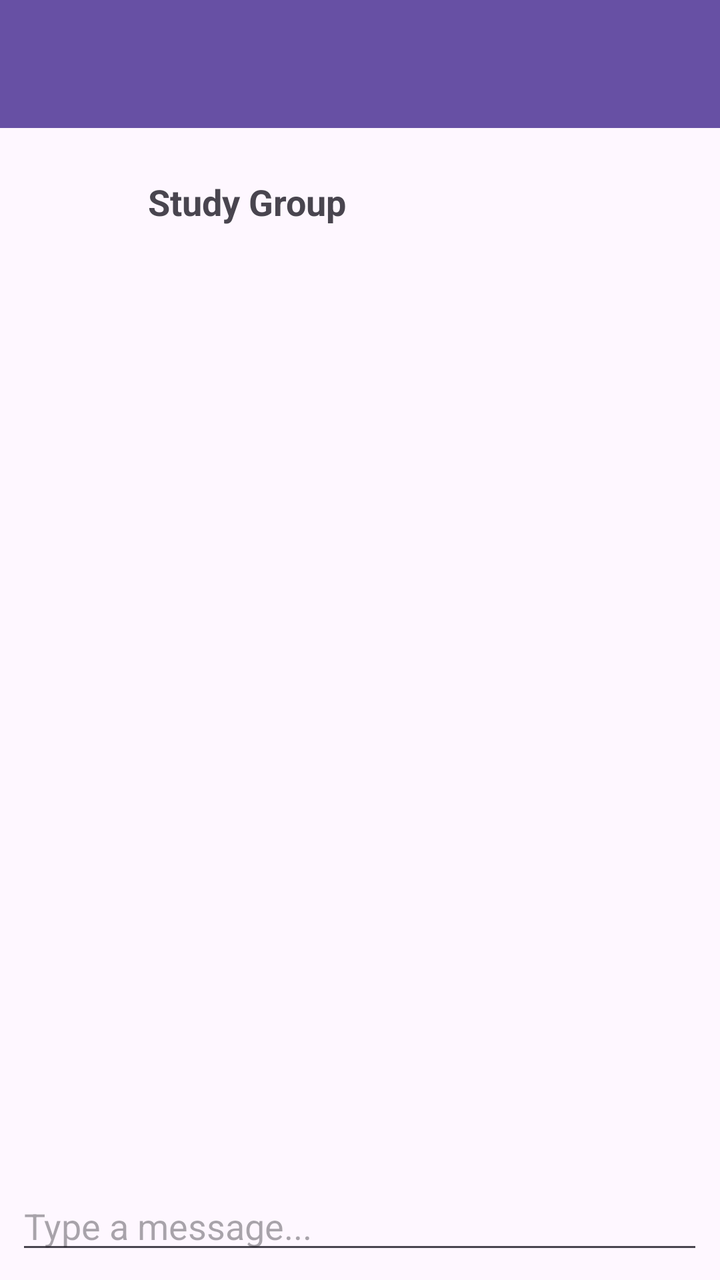
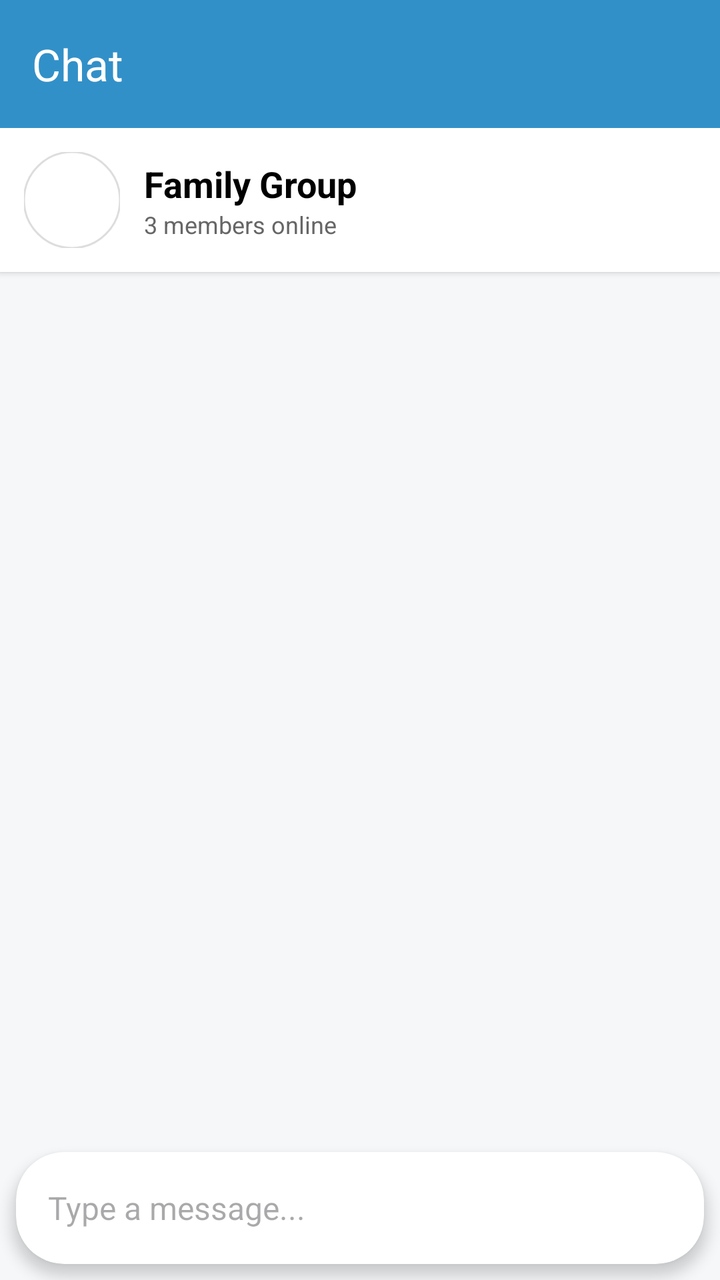

Compare the two renders of this Android layout. The source of the first and the diff that turns it into the second are given below.
<!-- AndroidManifest.xml: application theme Theme.BetweenUs -->
<!-- res/layout/fragment_messaging.xml -->
<?xml version="1.0" encoding="utf-8"?>
<androidx.constraintlayout.widget.ConstraintLayout
    xmlns:android="http://schemas.android.com/apk/res/android"
    xmlns:app="http://schemas.android.com/apk/res-auto"
    android:layout_width="match_parent"
    android:layout_height="match_parent">

    
    <com.google.android.material.appbar.MaterialToolbar
        android:id="@+id/chatToolbar"
        android:layout_width="0dp"
        android:layout_height="wrap_content"
        android:title="Chat"
        android:background="?attr/colorPrimary"
        android:titleTextColor="@android:color/white"
        app:menu="@menu/menu_chat"
        app:layout_constraintTop_toTopOf="parent"
        app:layout_constraintStart_toStartOf="parent"
        app:layout_constraintEnd_toEndOf="parent"/>

    
    <LinearLayout
        android:id="@+id/groupBanner"
        android:layout_width="0dp"
        android:layout_height="wrap_content"
        android:orientation="horizontal"
        android:padding="12dp"
        app:layout_constraintTop_toBottomOf="@id/chatToolbar"
        app:layout_constraintStart_toStartOf="parent"
        app:layout_constraintEnd_toEndOf="parent">

        <ImageView
            android:id="@+id/groupImage"
            android:layout_width="50dp"
            android:layout_height="50dp"
            android:src="@drawable/ic_group_placeholder"
            android:background="@drawable/circle_image_background"/>

        <TextView
            android:id="@+id/groupName"
            android:layout_width="wrap_content"
            android:layout_height="wrap_content"
            android:text="Study Group"
            android:textSize="18sp"
            android:textStyle="bold"
            android:layout_marginStart="12dp"
            android:layout_gravity="center_vertical"/>

    </LinearLayout>

    
    <androidx.recyclerview.widget.RecyclerView
        android:id="@+id/messagesRecyclerView"
        android:layout_width="0dp"
        android:layout_height="0dp"
        android:padding="12dp"
        app:layout_constraintTop_toBottomOf="@id/groupBanner"
        app:layout_constraintBottom_toTopOf="@id/messageInputLayout"
        app:layout_constraintStart_toStartOf="parent"
        app:layout_constraintEnd_toEndOf="parent"/>

    
    <LinearLayout
        android:id="@+id/messageInputLayout"
        android:layout_width="0dp"
        android:layout_height="wrap_content"
        android:orientation="horizontal"
        android:padding="8dp"
        app:layout_constraintBottom_toBottomOf="parent"
        app:layout_constraintStart_toStartOf="parent"
        app:layout_constraintEnd_toEndOf="parent">

        <EditText
            android:id="@+id/messageInput"
            android:layout_width="0dp"
            android:layout_height="wrap_content"
            android:layout_weight="1"
            android:hint="Type a message..."/>

        <ImageButton
            android:id="@+id/sendMessageButton"
            android:layout_width="wrap_content"
            android:layout_height="wrap_content"
            android:src="@drawable/ic_send"
            android:background="@android:color/transparent"/>

    </LinearLayout>

</androidx.constraintlayout.widget.ConstraintLayout>
<!-- resources referenced by this layout -->
<resources>
  <!-- drawable circle_image_background (drawable) -->
  <?xml version="1.0" encoding="utf-8"?>
  <selector xmlns:android="http://schemas.android.com/apk/res/android">
  
  </selector>
  <!-- drawable ic_group_placeholder (drawable) -->
  <?xml version="1.0" encoding="utf-8"?>
  <selector xmlns:android="http://schemas.android.com/apk/res/android">
  
  </selector>
  <!-- drawable ic_send (drawable) -->
  <?xml version="1.0" encoding="utf-8"?>
  <selector xmlns:android="http://schemas.android.com/apk/res/android">
  
  </selector>
  <style name="Theme.BetweenUs" parent="Theme.MaterialComponents.DayNight.NoActionBar">
          
          <item name="colorPrimary">@color/purple_500</item>
          <item name="colorPrimaryVariant">@color/purple_700</item>
          <item name="colorOnPrimary">@color/white</item>
          
          <item name="colorSecondary">@color/teal_200</item>
          <item name="colorSecondaryVariant">@color/teal_700</item>
          <item name="colorOnSecondary">@color/black</item>
          
          <item name="android:statusBarColor">?attr/colorPrimaryVariant</item>
          
      </style>
  <color name="purple_500">#FF6200EE</color>
  <color name="purple_700">#FF3700B3</color>
  <color name="white">#FFFFFFFF</color>
  <color name="teal_200">#FF03DAC5</color>
  <color name="teal_700">#FF018786</color>
  <color name="black">#FF000000</color>
</resources>

<!-- the commit's change to res/layout/fragment_messaging.xml (unified diff, before → after) -->
@@ -1,89 +1,128 @@
 <?xml version="1.0" encoding="utf-8"?>
-<androidx.constraintlayout.widget.ConstraintLayout
-    xmlns:android="http://schemas.android.com/apk/res/android"
+<androidx.constraintlayout.widget.ConstraintLayout xmlns:android="http://schemas.android.com/apk/res/android"
     xmlns:app="http://schemas.android.com/apk/res-auto"
     android:layout_width="match_parent"
-    android:layout_height="match_parent">
+    android:layout_height="match_parent"
+    android:background="#F5F7F8">
 
     
     <com.google.android.material.appbar.MaterialToolbar
         android:id="@+id/chatToolbar"
         android:layout_width="0dp"
         android:layout_height="wrap_content"
-        android:title="Chat"
-        android:background="?attr/colorPrimary"
-        android:titleTextColor="@android:color/white"
-        app:menu="@menu/menu_chat"
+        android:background="#3290c8"
+        android:elevation="4dp"
+        app:layout_constraintEnd_toEndOf="parent"
+        app:layout_constraintStart_toStartOf="parent"
         app:layout_constraintTop_toTopOf="parent"
-        app:layout_constraintStart_toStartOf="parent"
-        app:layout_constraintEnd_toEndOf="parent"/>
+        app:title="Chat"
+        app:titleTextColor="@android:color/white" />
 
     
-    <LinearLayout
-        android:id="@+id/groupBanner"
-        android:layout_width="0dp"
+    <androidx.cardview.widget.CardView
+        android:id="@+id/groupBannerCard"
+        android:layout_width="match_parent"
         android:layout_height="wrap_content"
-        android:orientation="horizontal"
-        android:padding="12dp"
-        app:layout_constraintTop_toBottomOf="@id/chatToolbar"
-        app:layout_constraintStart_toStartOf="parent"
-        app:layout_constraintEnd_toEndOf="parent">
+        app:cardElevation="2dp"
+        app:cardCornerRadius="0dp"
+        app:layout_constraintTop_toBottomOf="@id/chatToolbar">
 
-        <ImageView
-            android:id="@+id/groupImage"
-            android:layout_width="50dp"
-            android:layout_height="50dp"
-            android:src="@drawable/ic_group_placeholder"
-            android:background="@drawable/circle_image_background"/>
+        <LinearLayout
+            android:id="@+id/groupBanner"
+            android:layout_width="match_parent"
+            android:layout_height="wrap_content"
+            android:gravity="center_vertical"
+            android:orientation="horizontal"
+            android:padding="12dp">
 
-        <TextView
-            android:id="@+id/groupName"
-            android:layout_width="wrap_content"
-            android:layout_height="wrap_content"
-            android:text="Study Group"
-            android:textSize="18sp"
-            android:textStyle="bold"
-            android:layout_marginStart="12dp"
-            android:layout_gravity="center_vertical"/>
+            <com.google.android.material.imageview.ShapeableImageView
+                android:id="@+id/groupImage"
+                android:layout_width="48dp"
+                android:layout_height="48dp"
+                android:src="@drawable/ic_group_placeholder"
+                app:shapeAppearanceOverlay="@style/CircleImageView"
+                app:strokeColor="#DDDDDD"
+                app:strokeWidth="1dp" />
 
-    </LinearLayout>
+            <LinearLayout
+                android:layout_width="wrap_content"
+                android:layout_height="wrap_content"
+                android:layout_marginStart="12dp"
+                android:orientation="vertical">
+
+                <TextView
+                    android:id="@+id/groupName"
+                    android:layout_width="wrap_content"
+                    android:layout_height="wrap_content"
+                    android:text="Family Group"
+                    android:textColor="@color/black"
+                    android:textSize="18sp"
+                    android:textStyle="bold" />
+
+                <TextView
+                    android:layout_width="wrap_content"
+                    android:layout_height="wrap_content"
+                    android:text="3 members online"
+                    android:textColor="#666666"
+                    android:textSize="12sp" />
+            </LinearLayout>
+
+        </LinearLayout>
+    </androidx.cardview.widget.CardView>
 
     
     <androidx.recyclerview.widget.RecyclerView
         android:id="@+id/messagesRecyclerView"
         android:layout_width="0dp"
         android:layout_height="0dp"
-        android:padding="12dp"
-        app:layout_constraintTop_toBottomOf="@id/groupBanner"
+        android:clipToPadding="false"
+        android:padding="8dp"
         app:layout_constraintBottom_toTopOf="@id/messageInputLayout"
+        app:layout_constraintEnd_toEndOf="parent"
         app:layout_constraintStart_toStartOf="parent"
-        app:layout_constraintEnd_toEndOf="parent"/>
+        app:layout_constraintTop_toBottomOf="@id/groupBannerCard" />
 
     
-    <LinearLayout
+    <androidx.cardview.widget.CardView
         android:id="@+id/messageInputLayout"
         android:layout_width="0dp"
         android:layout_height="wrap_content"
-        android:orientation="horizontal"
-        android:padding="8dp"
+        android:layout_margin="8dp"
+        app:cardCornerRadius="24dp"
+        app:cardElevation="4dp"
         app:layout_constraintBottom_toBottomOf="parent"
-        app:layout_constraintStart_toStartOf="parent"
-        app:layout_constraintEnd_toEndOf="parent">
+        app:layout_constraintEnd_toEndOf="parent"
+        app:layout_constraintStart_toStartOf="parent">
 
-        <EditText
-            android:id="@+id/messageInput"
-            android:layout_width="0dp"
+        <LinearLayout
+            android:layout_width="match_parent"
             android:layout_height="wrap_content"
-            android:layout_weight="1"
-            android:hint="Type a message..."/>
+            android:gravity="center_vertical"
+            android:orientation="horizontal"
+            android:paddingHorizontal="16dp"
+            android:paddingVertical="4dp">
 
-        <ImageButton
-            android:id="@+id/sendMessageButton"
-            android:layout_width="wrap_content"
-            android:layout_height="wrap_content"
-            android:src="@drawable/ic_send"
-            android:background="@android:color/transparent"/>
+            <EditText
+                android:id="@+id/messageInput"
+                android:layout_width="0dp"
+                android:layout_height="wrap_content"
+                android:layout_weight="1"
+                android:background="@android:color/transparent"
+                android:hint="Type a message..."
+                android:minHeight="48dp"
+                android:paddingVertical="8dp"
+                android:textColor="@color/black"
+                android:textSize="16sp" />
 
-    </LinearLayout>
+            <ImageButton
+                android:id="@+id/sendMessageButton"
+                android:layout_width="40dp"
+                android:layout_height="40dp"
+                android:background="?attr/selectableItemBackgroundBorderless"
+                android:src="@drawable/ic_send"
+                app:tint="#3290c8" />
+
+        </LinearLayout>
+    </androidx.cardview.widget.CardView>
 
 </androidx.constraintlayout.widget.ConstraintLayout>
<!-- resource entries referenced after the edit -->
@@ -1,10 +1,5 @@
 <!-- resources referenced by this layout -->
 <resources>
-  <!-- drawable circle_image_background (drawable) -->
-  <?xml version="1.0" encoding="utf-8"?>
-  <selector xmlns:android="http://schemas.android.com/apk/res/android">
-  
-  </selector>
   <!-- drawable ic_group_placeholder (drawable) -->
   <?xml version="1.0" encoding="utf-8"?>
   <selector xmlns:android="http://schemas.android.com/apk/res/android">
@@ -15,6 +10,9 @@
   <selector xmlns:android="http://schemas.android.com/apk/res/android">
   
   </selector>
+  <style name="CircleImageView" parent="">
+          <item name="cornerSize">50%</item>
+      </style>
   <style name="Theme.BetweenUs" parent="Theme.MaterialComponents.DayNight.NoActionBar">
           
           <item name="colorPrimary">@color/purple_500</item>
